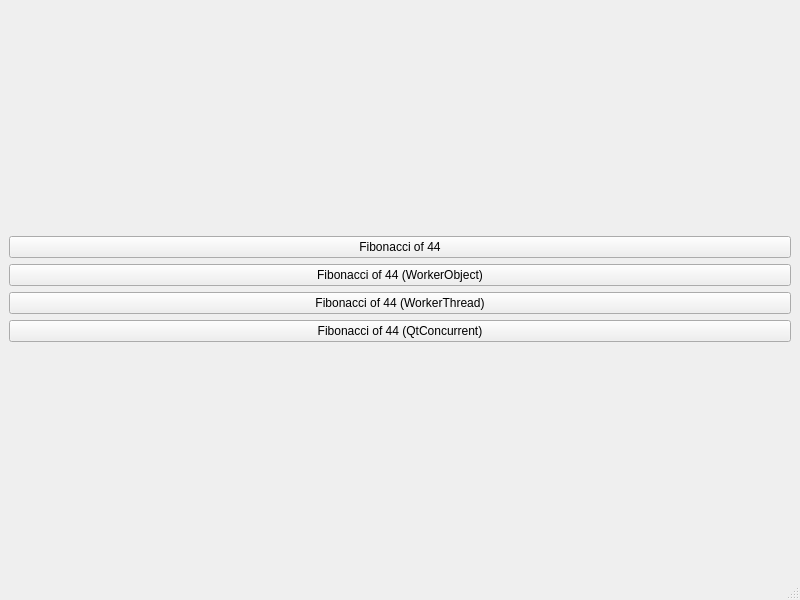
Above: mainwindow.ui from DeiVadder/QtThreadExample before the change. Below: the same form after it.
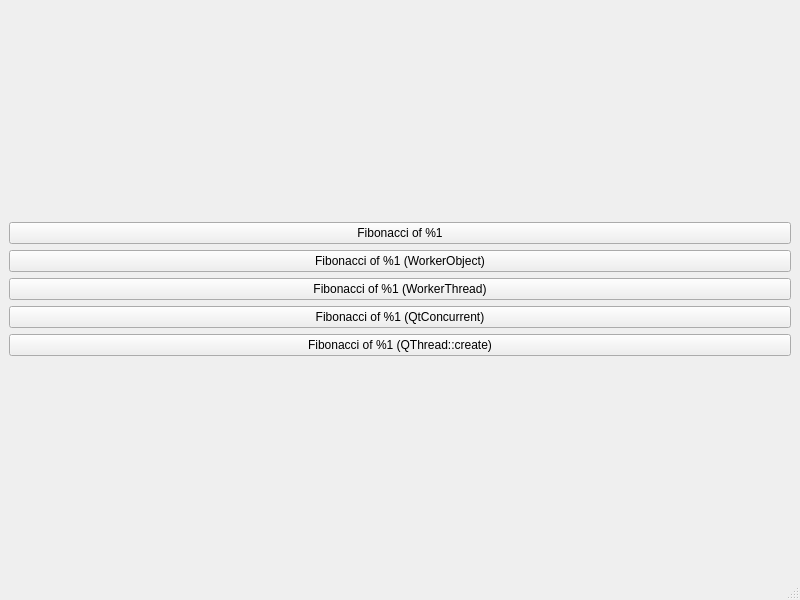
That is the form after the change.

Commit message: 2nd commit, QThread::Create & cleanup

What changed in the file:
```diff
--- a/mainwindow.ui
+++ b/mainwindow.ui
@@ -31,28 +31,35 @@
     <item>
      <widget class="QPushButton" name="btn1">
       <property name="text">
-       <string>Fibonacci of 44</string>
+       <string>Fibonacci of %1</string>
       </property>
      </widget>
     </item>
     <item>
      <widget class="QPushButton" name="btn2">
       <property name="text">
-       <string>Fibonacci of 44 (WorkerObject)</string>
+       <string>Fibonacci of %1 (WorkerObject)</string>
       </property>
      </widget>
     </item>
     <item>
      <widget class="QPushButton" name="btn3">
       <property name="text">
-       <string>Fibonacci of 44 (WorkerThread)</string>
+       <string>Fibonacci of %1 (WorkerThread)</string>
       </property>
      </widget>
     </item>
     <item>
      <widget class="QPushButton" name="btn4">
       <property name="text">
-       <string>Fibonacci of 44 (QtConcurrent)</string>
+       <string>Fibonacci of %1 (QtConcurrent)</string>
+      </property>
+     </widget>
+    </item>
+    <item>
+     <widget class="QPushButton" name="btn5">
+      <property name="text">
+       <string>Fibonacci of %1 (QThread::create)</string>
       </property>
      </widget>
     </item>
```
The commit also changes 2 other files.
